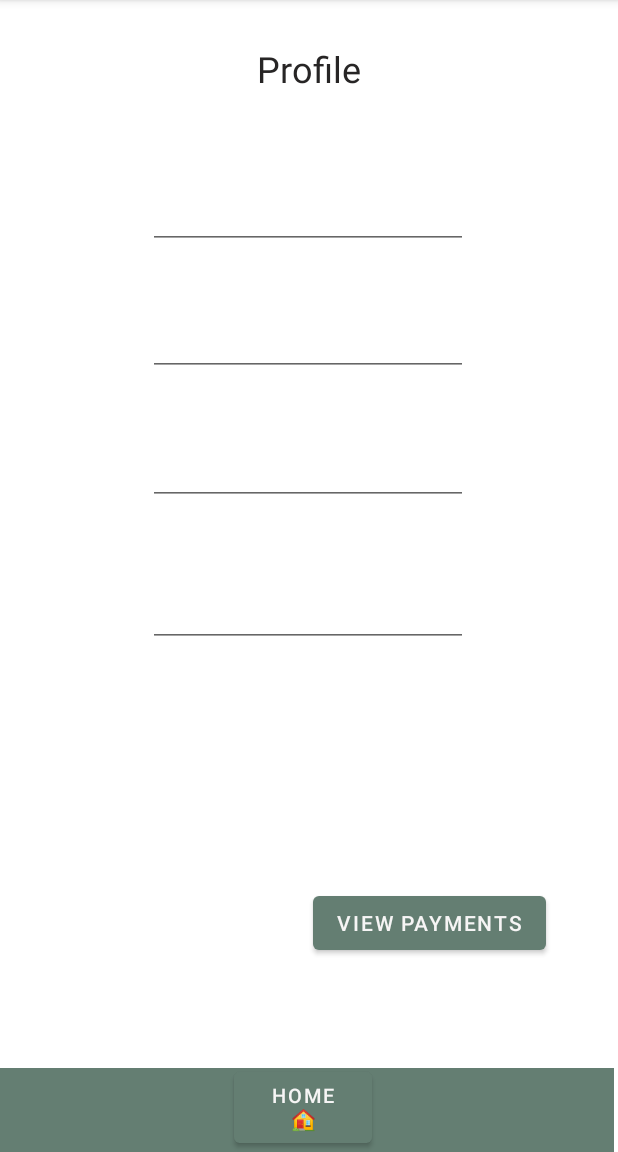
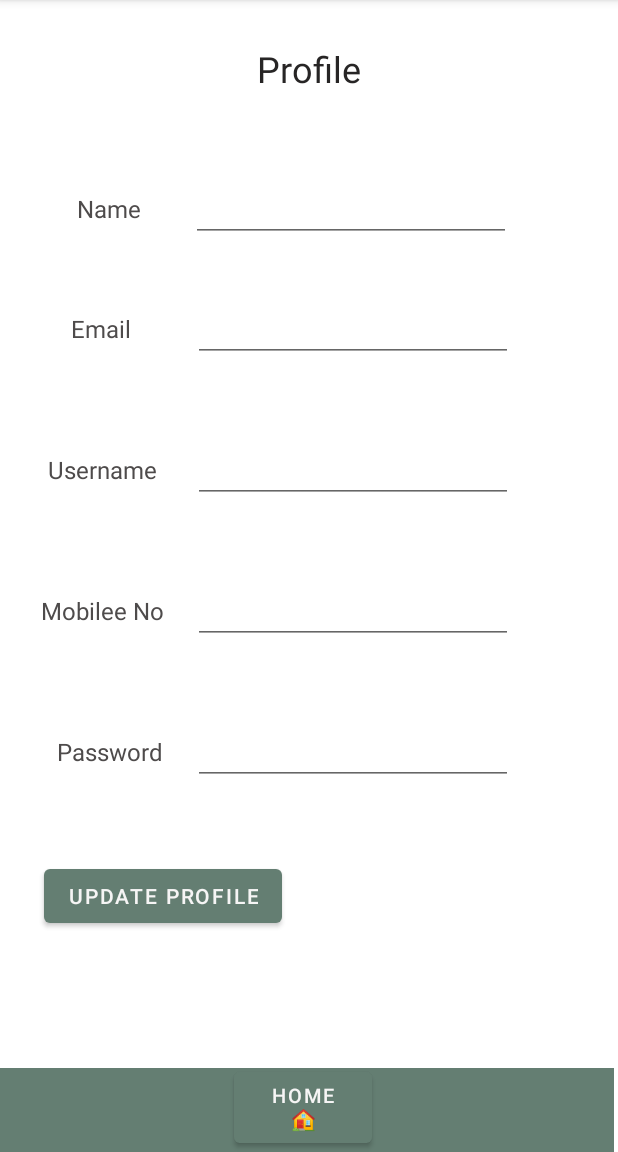
Before and after one commit to DhanukaDB/Transport_CBB, an Android app: the UserProfile screen opened directly, with no data from a screen before it, on a phone screen of 412 x 824 dp, the part 84-1236 px from its top. Run offline under Robolectric (Android 15) with nearby library versions, the phone set to English and light mode, and no system bars; our stand-ins replace Firebase (no records; nobody signed in at launch, a user with empty details on screens opened directly).

Commit message:
Edit Working user Profile

```diff
--- a/app/src/main/java/com/cbb/transportcbb/UserProfile.java
+++ b/app/src/main/java/com/cbb/transportcbb/UserProfile.java
@@ -1,23 +1,39 @@
 package com.cbb.transportcbb;
 
+import androidx.annotation.NonNull;
 import androidx.appcompat.app.AppCompatActivity;
 
 import android.content.Intent;
+import android.content.SharedPreferences;
 import android.os.Bundle;
 import android.view.View;
 import android.widget.Button;
 import android.widget.TextView;
+import android.widget.Toast;
+
+import com.google.firebase.database.DataSnapshot;
+import com.google.firebase.database.DatabaseError;
+import com.google.firebase.database.DatabaseReference;
+import com.google.firebase.database.FirebaseDatabase;
+import com.google.firebase.database.ValueEventListener;
 
 public class UserProfile extends AppCompatActivity {
 
-    Button button4;
+    Button button4,button8;
 
-    TextView editTextTextPersonName2,editTextTextPersonName3,editTextTextPersonName5,editTextTextPersonName6;
+    TextView editTextTextPersonName2,editTextTextPersonName3,editTextTextPersonName5,editTextTextPersonName6,editTextTextPersonName7;
+
+    DatabaseReference db;
+    User userob;
 
     @Override
     protected void onCreate(Bundle savedInstanceState) {
         super.onCreate(savedInstanceState);
         setContentView(R.layout.activity_user_profile);
+
+        db = FirebaseDatabase.getInstance().getReference("User");
+
+        userob = new User();
 
         button4 = findViewById(R.id.button4);
 
@@ -35,6 +51,7 @@ public class UserProfile extends AppCompatActivity {
         editTextTextPersonName3 = findViewById(R.id.editTextTextPersonName3);
         editTextTextPersonName5 = findViewById(R.id.editTextTextPersonName5);
         editTextTextPersonName6 = findViewById(R.id.editTextTextPersonName6);
+        editTextTextPersonName7 = findViewById(R.id.editTextTextPersonName7);
 
 
         //show
@@ -45,16 +62,68 @@ public class UserProfile extends AppCompatActivity {
 
     private void showUserdata() {
 
+        //from sign in
         Intent intent = getIntent();
         String user_email = intent.getStringExtra("email");
         String user_name = intent.getStringExtra("name");
         String user_nic = intent.getStringExtra("nic");
+        String user_password = intent.getStringExtra("password");
         String user_mobileNum = intent.getStringExtra("mobileNum");
+
+        //from device
+        if (user_nic == null) {
+            SharedPreferences sharedPref = getSharedPreferences("myPref", MODE_PRIVATE);
+            user_email = sharedPref.getString("email", "");
+            user_name = sharedPref.getString("name", "");
+            user_nic = sharedPref.getString("nic", "");
+            user_password = sharedPref.getString("password", "");
+            user_mobileNum = sharedPref.getString("mobileNum", "");
+        }
 
         editTextTextPersonName2.setText(user_email);
         editTextTextPersonName3.setText(user_name);
         editTextTextPersonName5.setText(user_nic);
+        editTextTextPersonName7.setText(user_password);
         editTextTextPersonName6.setText(user_mobileNum);
 
     }
+
+    public void UpdateProfile(View view) {
+
+       DatabaseReference upRef = FirebaseDatabase.getInstance().getReference().child("User");
+       upRef.addListenerForSingleValueEvent(new ValueEventListener() {
+           @Override
+           public void onDataChange(@NonNull DataSnapshot dataSnapshot) {
+
+               if(dataSnapshot.hasChild(editTextTextPersonName5.getText().toString().trim())){
+
+                   userob.setName(editTextTextPersonName2.getText().toString().trim());
+                   userob.setEmail(editTextTextPersonName3.getText().toString().trim());
+                   userob.setNic(editTextTextPersonName5.getText().toString().trim());
+                   userob.setMobileNum(editTextTextPersonName6.getText().toString().trim());
+                   userob.setPassword(editTextTextPersonName7.getText().toString().trim());
+                   String Nic = editTextTextPersonName5.getText().toString().trim();
+
+                   db = FirebaseDatabase.getInstance().getReference().child("User").child(Nic);
+                   db.setValue(userob);
+
+
+                   //Feedback to the user via a Toast..
+
+                   Toast.makeText(getApplicationContext(), "Profile Updated Successfully",Toast.LENGTH_SHORT).show();
+
+
+               }else
+                   Toast.makeText(getApplicationContext(),"No Source to Update", Toast.LENGTH_SHORT).show();
+
+
+           }
+
+           @Override
+           public void onCancelled(@NonNull DatabaseError error) {
+
+           }
+       });
+
+    }
 }
--- a/app/src/main/res/layout/activity_bookings.xml
+++ b/app/src/main/res/layout/activity_bookings.xml
@@ -108,7 +108,7 @@
       android:layout_width="wrap_content"
       android:layout_height="wrap_content"
       android:ems="10"
-      android:hint="          email"
+      android:hint="          username"
       android:inputType="text"
       app:layout_constraintBottom_toBottomOf="parent"
       app:layout_constraintEnd_toEndOf="parent"
@@ -121,7 +121,7 @@
       android:id="@+id/textView32"
       android:layout_width="84dp"
       android:layout_height="35dp"
-      android:text="Email"
+      android:text="Username"
       android:textSize="20sp"
       android:textStyle="bold"
       app:layout_constraintBottom_toBottomOf="parent"
--- a/app/src/main/res/layout/activity_main.xml
+++ b/app/src/main/res/layout/activity_main.xml
@@ -22,8 +22,8 @@
         style="@style/Widget.AppCompat.Button.Borderless.Colored"
         android:layout_width="wrap_content"
         android:layout_height="wrap_content"
-        android:layout_marginEnd="112dp"
-        android:layout_marginRight="112dp"
+        android:layout_marginEnd="92dp"
+        android:layout_marginRight="92dp"
         android:text="Sign up"
         android:textAllCaps="false"
         android:textColor="@color/black"
--- a/app/src/main/res/layout/activity_user_profile.xml
+++ b/app/src/main/res/layout/activity_user_profile.xml
@@ -5,6 +5,81 @@
     android:layout_width="match_parent"
     android:layout_height="match_parent"
     tools:context=".UserProfile">
+
+    <TextView
+        android:id="@+id/textView4"
+        android:layout_width="wrap_content"
+        android:layout_height="wrap_content"
+        android:layout_marginTop="128dp"
+        android:text="Name"
+        android:textColor="#4E4B4B"
+        android:textSize="16sp"
+        app:layout_constraintBottom_toTopOf="@+id/textView12"
+        app:layout_constraintEnd_toStartOf="@+id/editTextTextPersonName2"
+        app:layout_constraintHorizontal_bias="0.609"
+        app:layout_constraintStart_toStartOf="parent"
+        app:layout_constraintTop_toTopOf="parent"
+        app:layout_constraintVertical_bias="0.0" />
+
+    <TextView
+        android:id="@+id/textView12"
+        android:layout_width="wrap_content"
+        android:layout_height="wrap_content"
+        android:layout_marginTop="208dp"
+        android:text="Email"
+        android:textColor="#4E4B4B"
+        android:textSize="16sp"
+        app:layout_constraintBottom_toTopOf=" @+id/editTextTextPersonName"
+        app:layout_constraintEnd_toStartOf="@+id/editTextTextPersonName3"
+        app:layout_constraintHorizontal_bias="0.535"
+        app:layout_constraintStart_toStartOf="parent"
+        app:layout_constraintTop_toTopOf="parent"
+        app:layout_constraintVertical_bias="1.0" />
+
+    <TextView
+        android:id="@+id/textView13"
+        android:layout_width="wrap_content"
+        android:layout_height="wrap_content"
+        android:layout_marginTop="72dp"
+        android:text="Username"
+        android:textColor="#4E4B4B"
+        android:textSize="16sp"
+        app:layout_constraintBottom_toTopOf=" @+id/editTextTextPersonName"
+        app:layout_constraintEnd_toStartOf="@+id/editTextTextPersonName5"
+        app:layout_constraintHorizontal_bias="0.567"
+        app:layout_constraintStart_toStartOf="parent"
+        app:layout_constraintTop_toBottomOf="@+id/textView12"
+        app:layout_constraintVertical_bias="1.0" />
+
+    <TextView
+        android:id="@+id/textView14"
+        android:layout_width="wrap_content"
+        android:layout_height="wrap_content"
+        android:layout_marginTop="72dp"
+        android:text="Mobilee No"
+        android:textColor="#4E4B4B"
+        android:textSize="16sp"
+        app:layout_constraintBottom_toTopOf=" @+id/editTextTextPersonName"
+        app:layout_constraintEnd_toStartOf="@+id/editTextTextPersonName6"
+        app:layout_constraintHorizontal_bias="0.586"
+        app:layout_constraintStart_toStartOf="parent"
+        app:layout_constraintTop_toBottomOf="@+id/textView13"
+        app:layout_constraintVertical_bias="1.0" />
+
+    <TextView
+        android:id="@+id/textView15"
+        android:layout_width="wrap_content"
+        android:layout_height="wrap_content"
+        android:layout_marginTop="72dp"
+        android:text="Password"
+        android:textColor="#4E4B4B"
+        android:textSize="16sp"
+        app:layout_constraintBottom_toTopOf=" @+id/editTextTextPersonName"
+        app:layout_constraintEnd_toEndOf="parent"
+        app:layout_constraintHorizontal_bias="0.112"
+        app:layout_constraintStart_toStartOf="parent"
+        app:layout_constraintTop_toBottomOf="@+id/textView14"
+        app:layout_constraintVertical_bias="1.0" />
 
     <Button
         android:id="@+id/button4"
@@ -56,12 +131,10 @@
         android:ems="10"
         android:inputType="textPersonName"
         android:text=""
-        app:layout_constraintBottom_toBottomOf="parent"
+        app:layout_constraintBaseline_toBaselineOf="@+id/textView4"
         app:layout_constraintEnd_toEndOf="parent"
-        app:layout_constraintHorizontal_bias="0.497"
-        app:layout_constraintStart_toStartOf="parent"
-        app:layout_constraintTop_toTopOf="parent"
-        app:layout_constraintVertical_bias="0.167" />
+        app:layout_constraintHorizontal_bias="0.641"
+        app:layout_constraintStart_toStartOf="parent" />
 
     <EditText
         android:id="@+id/editTextTextPersonName3"
@@ -70,26 +143,40 @@
         android:ems="10"
         android:inputType="textPersonName"
         android:text=""
-        app:layout_constraintBottom_toBottomOf="parent"
+        app:layout_constraintBaseline_toBaselineOf="@+id/textView12"
         app:layout_constraintEnd_toEndOf="parent"
-        app:layout_constraintHorizontal_bias="0.497"
-        app:layout_constraintStart_toStartOf="parent"
-        app:layout_constraintTop_toTopOf="parent"
-        app:layout_constraintVertical_bias="0.284" />
+        app:layout_constraintHorizontal_bias="0.646"
+        app:layout_constraintStart_toStartOf="parent" />
+
+    <EditText
+        android:id="@+id/editTextTextPersonName7"
+        android:layout_width="wrap_content"
+        android:layout_height="wrap_content"
+        android:ems="10"
+        android:inputType="textPersonName"
+        android:text=""
+        app:layout_constraintBaseline_toBaselineOf="@+id/textView15"
+        app:layout_constraintEnd_toEndOf="parent"
+        app:layout_constraintHorizontal_bias="0.646"
+        app:layout_constraintStart_toStartOf="parent" />
 
     <EditText
         android:id="@+id/editTextTextPersonName5"
         android:layout_width="wrap_content"
         android:layout_height="wrap_content"
+        android:clickable="false"
+        android:cursorVisible="false"
         android:ems="10"
+
+        android:focusable="false"
+        android:focusableInTouchMode="false"
         android:inputType="textPersonName"
         android:text=""
-        app:layout_constraintBottom_toBottomOf="parent"
+
+        app:layout_constraintBaseline_toBaselineOf="@+id/textView13"
         app:layout_constraintEnd_toEndOf="parent"
-        app:layout_constraintHorizontal_bias="0.497"
-        app:layout_constraintStart_toStartOf="parent"
-        app:layout_constraintTop_toTopOf="parent"
-        app:layout_constraintVertical_bias="0.403" />
+        app:layout_constraintHorizontal_bias="0.646"
+        app:layout_constraintStart_toStartOf="parent" />
 
     <EditText
         android:id="@+id/editTextTextPersonName6"
@@ -98,24 +185,23 @@
         android:ems="10"
         android:inputType="textPersonName"
         android:text=""
+        app:layout_constraintBaseline_toBaselineOf="@+id/textView14"
+        app:layout_constraintEnd_toEndOf="parent"
+        app:layout_constraintHorizontal_bias="0.646"
+        app:layout_constraintStart_toStartOf="parent" />
+
+    <Button
+        android:id="@+id/button8"
+        android:layout_width="wrap_content"
+        android:layout_height="wrap_content"
+        android:onClick="UpdateProfile"
+        android:text="Update Profile"
         app:layout_constraintBottom_toBottomOf="parent"
         app:layout_constraintEnd_toEndOf="parent"
-        app:layout_constraintHorizontal_bias="0.497"
+        app:layout_constraintHorizontal_bias="0.115"
         app:layout_constraintStart_toStartOf="parent"
-        app:layout_constraintTop_toTopOf="parent"
-        app:layout_constraintVertical_bias="0.534" />
-
-    <Button
-        android:id="@+id/button7"
-        android:layout_width="wrap_content"
-        android:layout_height="wrap_content"
-        android:text="View Payments"
-        app:layout_constraintBottom_toBottomOf="parent"
-        app:layout_constraintEnd_toEndOf="parent"
-        app:layout_constraintHorizontal_bias="0.814"
-        app:layout_constraintStart_toStartOf="parent"
-        app:layout_constraintTop_toTopOf="parent"
-        app:layout_constraintVertical_bias="0.821" />
+        app:layout_constraintTop_toBottomOf="@+id/textView15"
+        app:layout_constraintVertical_bias="0.296" />
 
 
 </androidx.constraintlayout.widget.ConstraintLayout>
```
Also changed, not shown: app/src/main/java/com/cbb/transportcbb/BookingSuccess.java (+44 -0 lines), app/src/main/java/com/cbb/transportcbb/Bookings.java (+31 -2 lines), app/src/main/java/com/cbb/transportcbb/MainActivity.java (+30 -1 lines), app/src/main/java/com/cbb/transportcbb/Signup.java (+14 -0 lines), app/src/main/res/layout/activity_booking_success.xml (+88 -73 lines).
